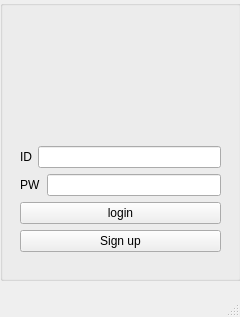
This is login.ui in kongshyun/vedaClientApp1 as Qt 5 draws it before an edit. The edited form follows.
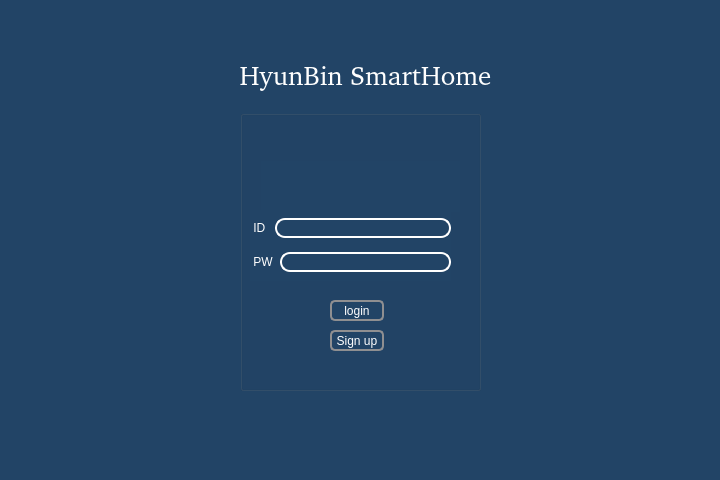
This is the edited form. Icons and pictures are not drawn.

Commit message: 10.17 login UI변경 & chatRoomselect추가

Diff of the .ui file:
```diff
--- a/login.ui
+++ b/login.ui
@@ -6,54 +6,84 @@
    <rect>
     <x>0</x>
     <y>0</y>
-    <width>240</width>
-    <height>317</height>
+    <width>720</width>
+    <height>480</height>
    </rect>
   </property>
   <property name="windowTitle">
    <string>MainWindow</string>
   </property>
+  <property name="autoFillBackground">
+   <bool>false</bool>
+  </property>
+  <property name="styleSheet">
+   <string notr="true">background-color:rgb(34, 68, 102);</string>
+  </property>
   <widget class="QWidget" name="centralwidget">
    <widget class="QGroupBox" name="groupBox">
     <property name="geometry">
      <rect>
-      <x>0</x>
-      <y>0</y>
+      <x>240</x>
+      <y>110</y>
       <width>241</width>
       <height>281</height>
      </rect>
     </property>
+    <property name="styleSheet">
+     <string notr="true">gridline-color: rgb(255, 255, 255);</string>
+    </property>
     <property name="title">
      <string/>
     </property>
+    <property name="alignment">
+     <set>Qt::AlignCenter</set>
+    </property>
+    <widget class="QPushButton" name="loginButton">
+     <property name="geometry">
+      <rect>
+       <x>90</x>
+       <y>190</y>
+       <width>54</width>
+       <height>21</height>
+      </rect>
+     </property>
+     <property name="styleSheet">
+      <string notr="true">QPushButton{
+	border: 2px solid #8f8f91; 
+	min-width : 50px;
+	max-width : 50px;
+	color: rgb(255, 255, 255);
+	border-radius:5px;
+}
+
+QPushButton:hover {
+    background-color: #2ecc71;
+    color: white;              
+}</string>
+     </property>
+     <property name="text">
+      <string>login</string>
+     </property>
+    </widget>
     <widget class="QWidget" name="layoutWidget">
      <property name="geometry">
       <rect>
-       <x>20</x>
-       <y>20</y>
+       <x>10</x>
+       <y>100</y>
        <width>201</width>
-       <height>232</height>
+       <height>71</height>
       </rect>
      </property>
-     <layout class="QVBoxLayout" name="verticalLayout_2">
-      <item>
-       <widget class="QLabel" name="messageLabel">
-        <property name="text">
-         <string>&lt;html&gt;&lt;head/&gt;&lt;body&gt;&lt;p&gt;&lt;img src=&quot;:/images/login.png&quot; width=&quot;100&quot; height=&quot;100&quot;/&gt;&lt;/p&gt;&lt;/body&gt;&lt;/html&gt;</string>
-        </property>
-        <property name="alignment">
-         <set>Qt::AlignCenter</set>
-        </property>
-       </widget>
-      </item>
-      <item>
        <layout class="QVBoxLayout" name="verticalLayout">
         <item>
          <layout class="QHBoxLayout" name="horizontalLayout_3">
           <item>
            <widget class="QLabel" name="label">
+          <property name="styleSheet">
+           <string notr="true">color: rgb(255, 255, 255);</string>
+          </property>
             <property name="text">
-             <string>ID</string>
+           <string> ID </string>
             </property>
            </widget>
           </item>
@@ -62,6 +92,14 @@
             <property name="enabled">
              <bool>true</bool>
             </property>
+          <property name="styleSheet">
+           <string notr="true">QLineEdit{
+	border:2px solid rgb(255,255,255);
+	border-radius:10px;
+ 
+	color:#FFF
+}</string>
+          </property>
            </widget>
           </item>
          </layout>
@@ -70,8 +108,11 @@
          <layout class="QHBoxLayout" name="horizontalLayout">
           <item>
            <widget class="QLabel" name="label_2">
+          <property name="styleSheet">
+           <string notr="true">color: rgb(255, 255, 255);</string>
+          </property>
             <property name="text">
-             <string>PW</string>
+           <string> PW</string>
             </property>
            </widget>
           </item>
@@ -80,29 +121,86 @@
             <property name="enabled">
              <bool>true</bool>
             </property>
-           </widget>
-          </item>
-         </layout>
-        </item>
-       </layout>
-      </item>
-      <item>
-       <widget class="QPushButton" name="loginButton">
-        <property name="text">
-         <string>login</string>
+          <property name="styleSheet">
+           <string notr="true">QLineEdit{
+	border:2px solid rgb(255,255,255);
+	border-radius:10px;
+ 
+	color:#FFF
+}</string>
         </property>
        </widget>
       </item>
-      <item>
+       </layout>
+      </item>
+     </layout>
+    </widget>
        <widget class="QPushButton" name="signupButton">
+     <property name="geometry">
+      <rect>
+       <x>90</x>
+       <y>220</y>
+       <width>54</width>
+       <height>21</height>
+      </rect>
+     </property>
+     <property name="styleSheet">
+      <string notr="true">QPushButton{
+	border: 2px solid #8f8f91; 
+	min-width : 50px;
+	max-width : 50px;
+
+	color: rgb(255, 255, 255);
+	border-radius:5px;
+}
+QPushButton:hover {
+    background-color: #2ecc71;
+    color: white;              
+}</string>
+     </property>
         <property name="text">
          <string>Sign up</string>
         </property>
        </widget>
-      </item>
-     </layout>
+    <widget class="QLabel" name="messageLabel">
+     <property name="geometry">
+      <rect>
+       <x>21</x>
+       <y>51</y>
+       <width>199</width>
+       <height>51</height>
+      </rect>
+     </property>
+     <property name="text">
+      <string/>
+     </property>
     </widget>
    </widget>
+   <widget class="QLabel" name="label_3">
+    <property name="geometry">
+     <rect>
+      <x>220</x>
+      <y>50</y>
+      <width>291</width>
+      <height>51</height>
+     </rect>
+    </property>
+    <property name="font">
+     <font>
+      <family>URW Gothic [urw]</family>
+      <pointsize>20</pointsize>
+     </font>
+    </property>
+    <property name="styleSheet">
+     <string notr="true">color: rgb(255, 255, 255);</string>
+    </property>
+    <property name="text">
+     <string>HyunBin SmartHome</string>
+    </property>
+    <property name="alignment">
+     <set>Qt::AlignCenter</set>
+    </property>
+   </widget>
   </widget>
   <widget class="QStatusBar" name="statusbar"/>
  </widget>
```
Lines whose indentation alone changed are shown as unchanged. The commit also changes 23 other files.
